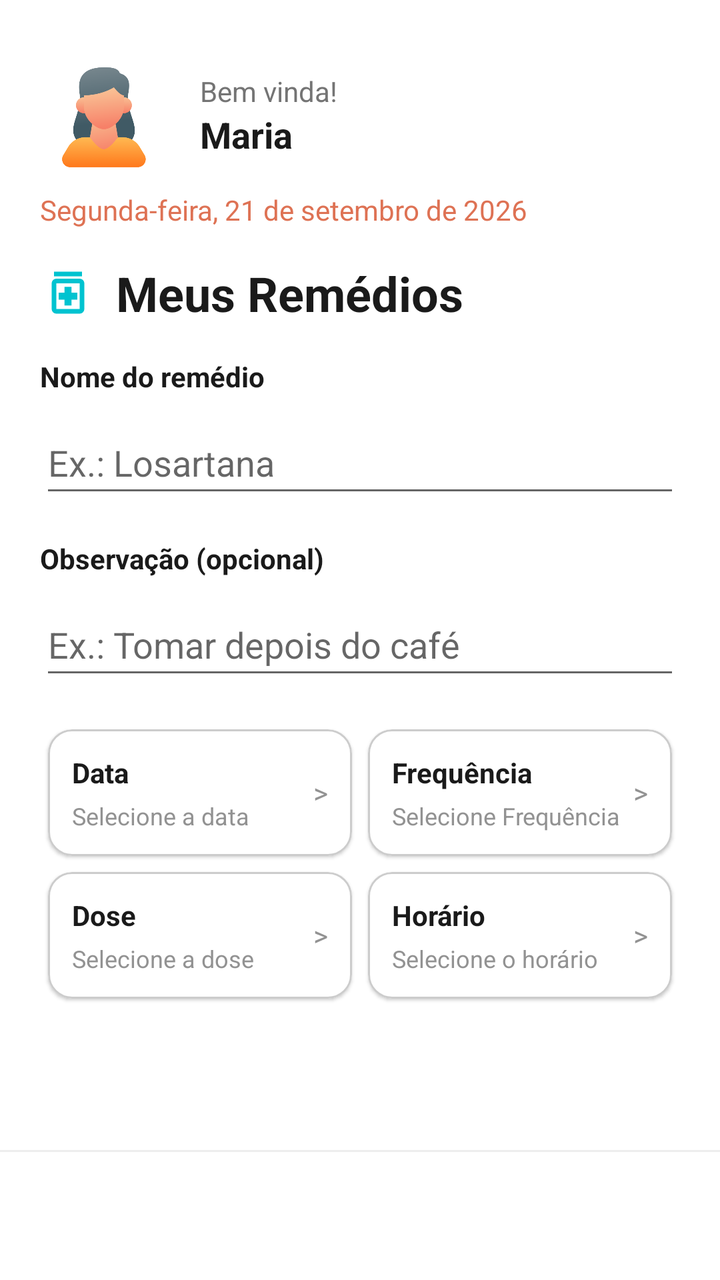
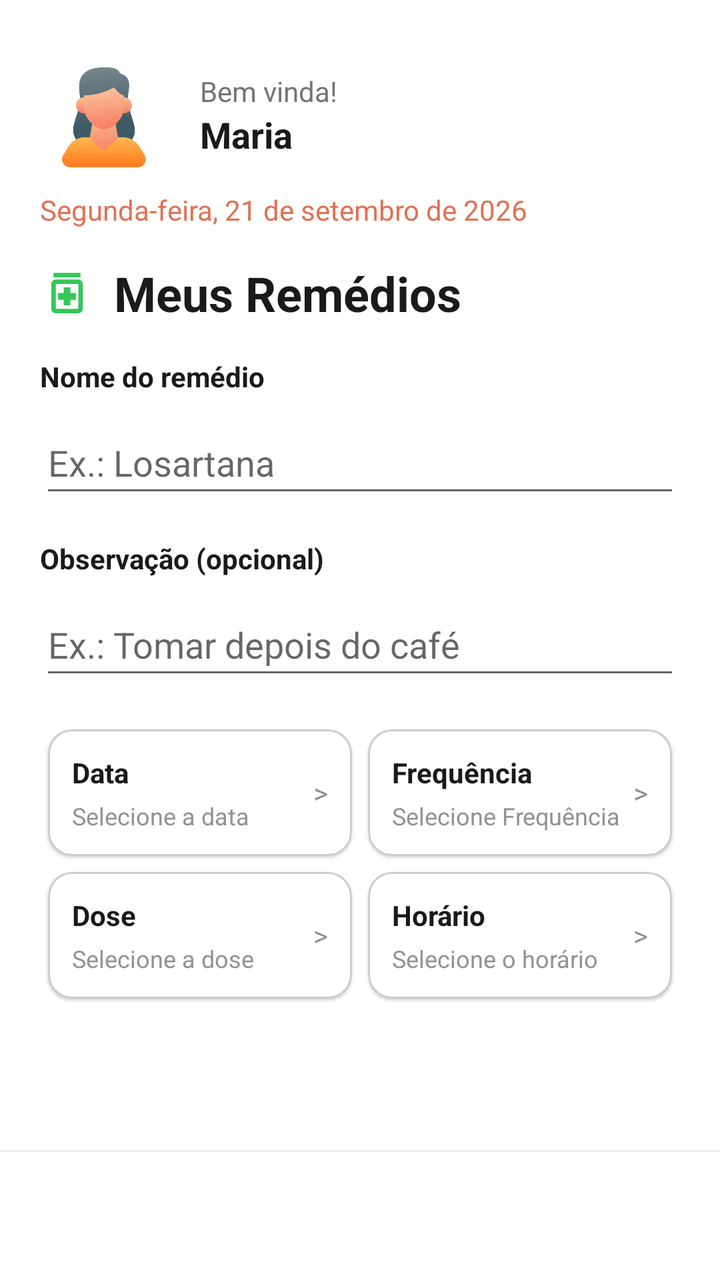

Two renders of the same Android screen: before a commit and after it. Below are the layout's source before the change and the commit's diff.
<!-- AndroidManifest.xml: application theme Theme.VivaBemApp -->
<!-- res/layout/activity_add_medicine.xml -->
<?xml version="1.0" encoding="utf-8"?>
<androidx.constraintlayout.widget.ConstraintLayout xmlns:android="http://schemas.android.com/apk/res/android"
    xmlns:app="http://schemas.android.com/apk/res-auto"
    android:id="@+id/idClAddMedicine"
    android:layout_width="match_parent"
    android:layout_height="match_parent"
    android:background="@color/white">

    <ScrollView
        android:id="@+id/idSvAddMedicine"
        android:layout_width="match_parent"
        android:layout_height="0dp"
        app:layout_constraintBottom_toTopOf="@id/idNavDivider"
        app:layout_constraintTop_toTopOf="parent">

        <LinearLayout
            android:layout_width="match_parent"
            android:layout_height="wrap_content"
            android:orientation="vertical"
            android:padding="20dp">

            <LinearLayout
                android:layout_width="match_parent"
                android:layout_height="wrap_content"
                android:gravity="center_vertical"
                android:orientation="horizontal">

                <ImageView
                    android:id="@+id/idIvUserPicture"
                    android:layout_width="64dp"
                    android:layout_height="64dp"
                    android:contentDescription="Foto do usuário"
                    android:scaleType="centerCrop"
                    android:src="@drawable/perfil" />

                <LinearLayout
                    android:layout_width="match_parent"
                    android:layout_height="wrap_content"
                    android:orientation="vertical"
                    android:padding="16dp">

                    <TextView
                        android:id="@+id/idTvWelcomeMessage"
                        android:layout_width="wrap_content"
                        android:layout_height="wrap_content"
                        android:text="@string/welcome_message"
                        android:textColor="@color/grey_1" />

                    <TextView
                        android:id="@+id/idTvUserName"
                        android:layout_width="wrap_content"
                        android:layout_height="wrap_content"
                        android:text="@string/user_name"
                        android:textColor="@color/black"
                        android:textSize="18sp"
                        android:textStyle="bold" />
                </LinearLayout>
            </LinearLayout>

            <TextView
                android:id="@+id/idTvCurrentDate"
                android:layout_width="wrap_content"
                android:layout_height="wrap_content"
                android:layout_marginBottom="16dp"
                android:text="@string/current_date"
                android:textColor="@color/secondary" />

            <LinearLayout
                android:layout_width="match_parent"
                android:layout_height="wrap_content"
                android:layout_marginBottom="16dp"
                android:gravity="center_vertical"
                android:orientation="horizontal">

                <ImageView
                    android:id="@+id/idIvMyMedicinesIcon"
                    android:layout_width="28dp"
                    android:layout_height="28dp"
                    android:layout_marginEnd="10dp"
                    android:src="@drawable/ic_pill"
                    app:tint="@color/primary" />

                <TextView
                    android:id="@+id/idTvMyMedicinesTitle"
                    android:layout_width="wrap_content"
                    android:layout_height="wrap_content"
                    android:text="Meus Remédios"
                    android:textColor="@color/black"
                    android:textSize="24sp"
                    android:textStyle="bold" />
            </LinearLayout>

            <TextView
                android:layout_width="wrap_content"
                android:layout_height="wrap_content"
                android:text="@string/str_medicine_name"
                android:textColor="@color/black"
                android:textStyle="bold" />

            <EditText
                android:id="@+id/idEtMedicineName"
                android:layout_width="match_parent"
                android:layout_height="wrap_content"
                android:layout_marginTop="8dp"
                android:hint="@string/str_hint_medicine_name"
                android:inputType="textCapWords"
                android:minHeight="48dp" />

            <TextView
                android:layout_width="wrap_content"
                android:layout_height="wrap_content"
                android:layout_marginTop="16dp"
                android:text="@string/str_medicine_note"
                android:textColor="@color/black"
                android:textStyle="bold" />

            <EditText
                android:id="@+id/idEtMedicineNote"
                android:layout_width="match_parent"
                android:layout_height="wrap_content"
                android:layout_marginTop="8dp"
                android:hint="@string/str_hint_medicine_note"
                android:inputType="textCapSentences"
                android:minHeight="48dp" />

            <LinearLayout
                android:layout_width="match_parent"
                android:layout_height="wrap_content"
                android:layout_marginTop="16dp"
                android:orientation="horizontal">

                <com.google.android.material.card.MaterialCardView
                    android:id="@+id/idCardDate"
                    android:layout_width="0dp"
                    android:layout_height="wrap_content"
                    android:layout_margin="4dp"
                    android:layout_weight="1"
                    android:clickable="true"
                    android:focusable="true"
                    app:cardCornerRadius="12dp"
                    app:strokeColor="@color/grey_3"
                    app:strokeWidth="1dp">

                    <LinearLayout
                        android:layout_width="match_parent"
                        android:layout_height="wrap_content"
                        android:gravity="center_vertical"
                        android:orientation="horizontal"
                        android:padding="12dp">

                        <LinearLayout
                            android:layout_width="0dp"
                            android:layout_height="wrap_content"
                            android:layout_weight="1"
                            android:orientation="vertical">

                            <TextView
                                android:layout_width="wrap_content"
                                android:layout_height="wrap_content"
                                android:text="@string/str_label_date"
                                android:textColor="@color/black"
                                android:textStyle="bold" />

                            <TextView
                                android:id="@+id/idTvDateValue"
                                android:layout_width="wrap_content"
                                android:layout_height="wrap_content"
                                android:layout_marginTop="4dp"
                                android:text="@string/str_pick_date"
                                android:textColor="@color/grey_2"
                                android:textSize="12sp" />
                        </LinearLayout>

                        <TextView
                            android:layout_width="wrap_content"
                            android:layout_height="wrap_content"
                            android:text=">"
                            android:textColor="@color/grey_2" />
                    </LinearLayout>
                </com.google.android.material.card.MaterialCardView>

                <com.google.android.material.card.MaterialCardView
                    android:id="@+id/idCardFrequency"
                    android:layout_width="0dp"
                    android:layout_height="wrap_content"
                    android:layout_margin="4dp"
                    android:layout_weight="1"
                    android:clickable="true"
                    android:focusable="true"
                    app:cardCornerRadius="12dp"
                    app:strokeColor="@color/grey_3"
                    app:strokeWidth="1dp">

                    <LinearLayout
                        android:layout_width="match_parent"
                        android:layout_height="wrap_content"
                        android:gravity="center_vertical"
                        android:orientation="horizontal"
                        android:padding="12dp">

                        <LinearLayout
                            android:layout_width="0dp"
                            android:layout_height="wrap_content"
                            android:layout_weight="1"
                            android:orientation="vertical">

                            <TextView
                                android:layout_width="wrap_content"
                                android:layout_height="wrap_content"
                                android:text="@string/str_label_frequency"
                                android:textColor="@color/black"
                                android:textStyle="bold" />

                            <TextView
                                android:id="@+id/idTvFrequencyValue"
                                android:layout_width="wrap_content"
                                android:layout_height="wrap_content"
                                android:layout_marginTop="4dp"
                                android:text="@string/str_pick_frequency"
                                android:textColor="@color/grey_2"
                                android:textSize="12sp" />
                        </LinearLayout>

                        <TextView
                            android:layout_width="wrap_content"
                            android:layout_height="wrap_content"
                            android:text=">"
                            android:textColor="@color/grey_2" />
                    </LinearLayout>
                </com.google.android.material.card.MaterialCardView>
            </LinearLayout>

            <LinearLayout
                android:layout_width="match_parent"
                android:layout_height="wrap_content"
                android:orientation="horizontal">

                <com.google.android.material.card.MaterialCardView
                    android:id="@+id/idCardDose"
                    android:layout_width="0dp"
                    android:layout_height="wrap_content"
                    android:layout_margin="4dp"
                    android:layout_weight="1"
                    android:clickable="true"
                    android:focusable="true"
                    app:cardCornerRadius="12dp"
                    app:strokeColor="@color/grey_3"
                    app:strokeWidth="1dp">

                    <LinearLayout
                        android:layout_width="match_parent"
                        android:layout_height="wrap_content"
                        android:gravity="center_vertical"
                        android:orientation="horizontal"
                        android:padding="12dp">

                        <LinearLayout
                            android:layout_width="0dp"
                            android:layout_height="wrap_content"
                            android:layout_weight="1"
                            android:orientation="vertical">

                            <TextView
                                android:layout_width="wrap_content"
                                android:layout_height="wrap_content"
                                android:text="@string/str_label_dose"
                                android:textColor="@color/black"
                                android:textStyle="bold" />

                            <TextView
                                android:id="@+id/idTvDoseValue"
                                android:layout_width="wrap_content"
                                android:layout_height="wrap_content"
                                android:layout_marginTop="4dp"
                                android:text="@string/str_pick_dose"
                                android:textColor="@color/grey_2"
                                android:textSize="12sp" />
                        </LinearLayout>

                        <TextView
                            android:layout_width="wrap_content"
                            android:layout_height="wrap_content"
                            android:text=">"
                            android:textColor="@color/grey_2" />
                    </LinearLayout>
                </com.google.android.material.card.MaterialCardView>

                <com.google.android.material.card.MaterialCardView
                    android:id="@+id/idCardTime"
                    android:layout_width="0dp"
                    android:layout_height="wrap_content"
                    android:layout_margin="4dp"
                    android:layout_weight="1"
                    android:clickable="true"
                    android:focusable="true"
                    app:cardCornerRadius="12dp"
                    app:strokeColor="@color/grey_3"
                    app:strokeWidth="1dp">

                    <LinearLayout
                        android:layout_width="match_parent"
                        android:layout_height="wrap_content"
                        android:gravity="center_vertical"
                        android:orientation="horizontal"
                        android:padding="12dp">

                        <LinearLayout
                            android:layout_width="0dp"
                            android:layout_height="wrap_content"
                            android:layout_weight="1"
                            android:orientation="vertical">

                            <TextView
                                android:layout_width="wrap_content"
                                android:layout_height="wrap_content"
                                android:text="@string/str_label_time"
                                android:textColor="@color/black"
                                android:textStyle="bold" />

                            <TextView
                                android:id="@+id/idTvTimeValue"
                                android:layout_width="wrap_content"
                                android:layout_height="wrap_content"
                                android:layout_marginTop="4dp"
                                android:text="@string/str_pick_time"
                                android:textColor="@color/grey_2"
                                android:textSize="12sp" />
                        </LinearLayout>

                        <TextView
                            android:layout_width="wrap_content"
                            android:layout_height="wrap_content"
                            android:text=">"
                            android:textColor="@color/grey_2" />
                    </LinearLayout>
                </com.google.android.material.card.MaterialCardView>
            </LinearLayout>
        </LinearLayout>
    </ScrollView>

    <View
        android:id="@+id/idNavDivider"
        android:layout_width="match_parent"
        android:layout_height="1dp"
        android:background="#EEEEEE"
        app:layout_constraintBottom_toTopOf="@id/idCustomBottomNav" />

    <LinearLayout
        android:id="@+id/idCustomBottomNav"
        android:layout_width="match_parent"
        android:layout_height="64dp"
        android:background="@color/white"
        android:baselineAligned="false"
        android:orientation="horizontal"
        app:layout_constraintBottom_toBottomOf="parent" />

</androidx.constraintlayout.widget.ConstraintLayout>
<!-- resources referenced by this layout -->
<resources>
  <color name="black">#1A1A1A</color>
  <color name="grey_1">#747474</color>
  <color name="grey_2">#929292</color>
  <color name="grey_3">#CCCCCC</color>
  <color name="primary">#00C3D0</color>
  <color name="secondary">#DE7254</color>
  <color name="white">#FFFFFF</color>
  <!-- drawable ic_pill (drawable) -->
  <vector xmlns:android="http://schemas.android.com/apk/res/android" android:height="24dp" android:tint="#34C759" android:viewportHeight="960" android:viewportWidth="960" android:width="24dp">
        
      <path android:fillColor="@android:color/white" android:pathData="M420,700L540,700L540,600L640,600L640,480L540,480L540,380L420,380L420,480L320,480L320,600L420,600L420,700ZM280,840Q247,840 223.5,816.5Q200,793 200,760L200,320Q200,287 223.5,263.5Q247,240 280,240L680,240Q713,240 736.5,263.5Q760,287 760,320L760,760Q760,793 736.5,816.5Q713,840 680,840L280,840ZM280,760L680,760Q680,760 680,760Q680,760 680,760L680,320Q680,320 680,320Q680,320 680,320L280,320Q280,320 280,320Q280,320 280,320L280,760Q280,760 280,760Q280,760 280,760ZM240,200L240,120L720,120L720,200L240,200ZM280,320L280,320Q280,320 280,320Q280,320 280,320L280,760Q280,760 280,760Q280,760 280,760L280,760Q280,760 280,760Q280,760 280,760L280,320Q280,320 280,320Q280,320 280,320Z"/>
      
  </vector>
  <!-- drawable perfil: png bitmap (drawable, 21218 bytes) -->
  <string name="current_date">Segunda-feira, 21 de setembro de 2026</string>
  <string name="str_hint_medicine_name">Ex.: Losartana</string>
  <string name="str_hint_medicine_note">Ex.: Tomar depois do café</string>
  <string name="str_label_date">Data</string>
  <string name="str_label_dose">Dose</string>
  <string name="str_label_frequency">Frequência</string>
  <string name="str_label_time">Horário</string>
  <string name="str_medicine_name">Nome do remédio</string>
  <string name="str_medicine_note">Observação (opcional)</string>
  <string name="str_pick_date">Selecione a data</string>
  <string name="str_pick_dose">Selecione a dose</string>
  <string name="str_pick_frequency">Selecione Frequência</string>
  <string name="str_pick_time">Selecione o horário</string>
  <string name="user_name">Maria</string>
  <string name="welcome_message">Bem vinda!</string>
  <style name="Theme.VivaBemApp" parent="Theme.MaterialComponents.DayNight.DarkActionBar">
          
          <item name="colorPrimary">@color/purple_500</item>
          <item name="colorPrimaryVariant">@color/purple_700</item>
          <item name="colorOnPrimary">@color/white</item>
          
          <item name="colorSecondary">@color/teal_200</item>
          <item name="colorSecondaryVariant">@color/teal_700</item>
          <item name="colorOnSecondary">@color/black</item>
          
          <item name="android:statusBarColor">?attr/colorPrimaryVariant</item>
          
      </style>
  <color name="purple_500">#FF6200EE</color>
  <color name="purple_700">#FF3700B3</color>
  <color name="teal_200">#FF03DAC5</color>
  <color name="teal_700">#FF018786</color>
</resources>

<!-- the commit's change to res/layout/activity_add_medicine.xml (unified diff, before → after) -->
@@ -74,11 +74,11 @@
 
                 <ImageView
                     android:id="@+id/idIvMyMedicinesIcon"
-                    android:layout_width="28dp"
+                    android:layout_width="27dp"
                     android:layout_height="28dp"
                     android:layout_marginEnd="10dp"
                     android:src="@drawable/ic_pill"
-                    app:tint="@color/primary" />
+                    />
 
                 <TextView
                     android:id="@+id/idTvMyMedicinesTitle"
<!-- resource entries referenced after the edit -->
@@ -4,7 +4,6 @@
   <color name="grey_1">#747474</color>
   <color name="grey_2">#929292</color>
   <color name="grey_3">#CCCCCC</color>
-  <color name="primary">#00C3D0</color>
   <color name="secondary">#DE7254</color>
   <color name="white">#FFFFFF</color>
   <!-- drawable ic_pill (drawable) -->
